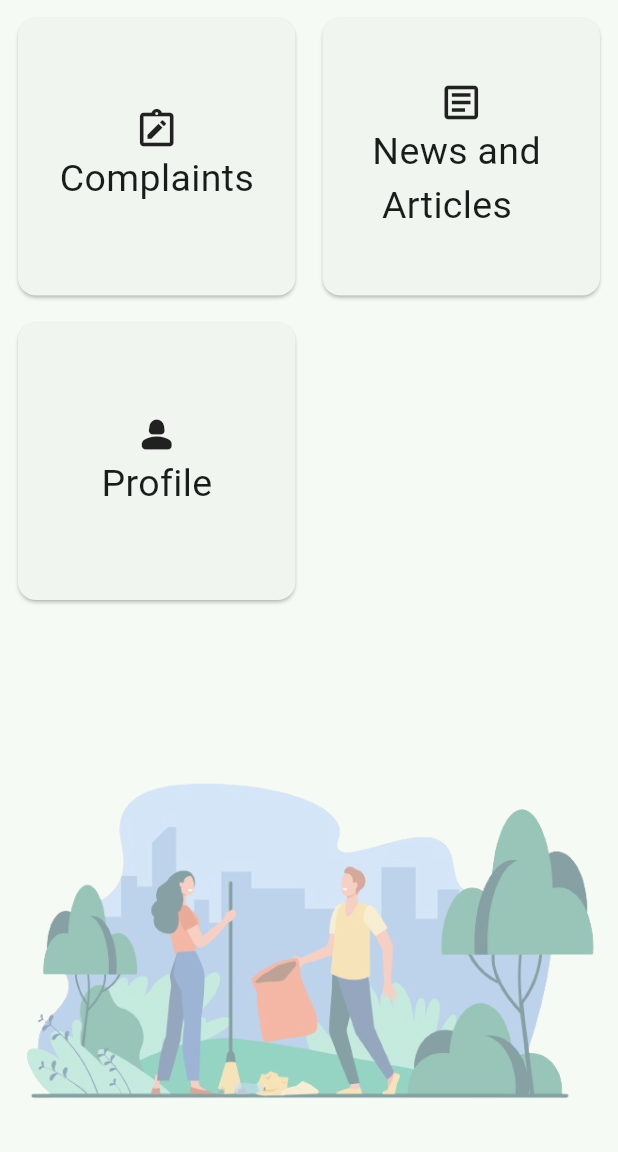
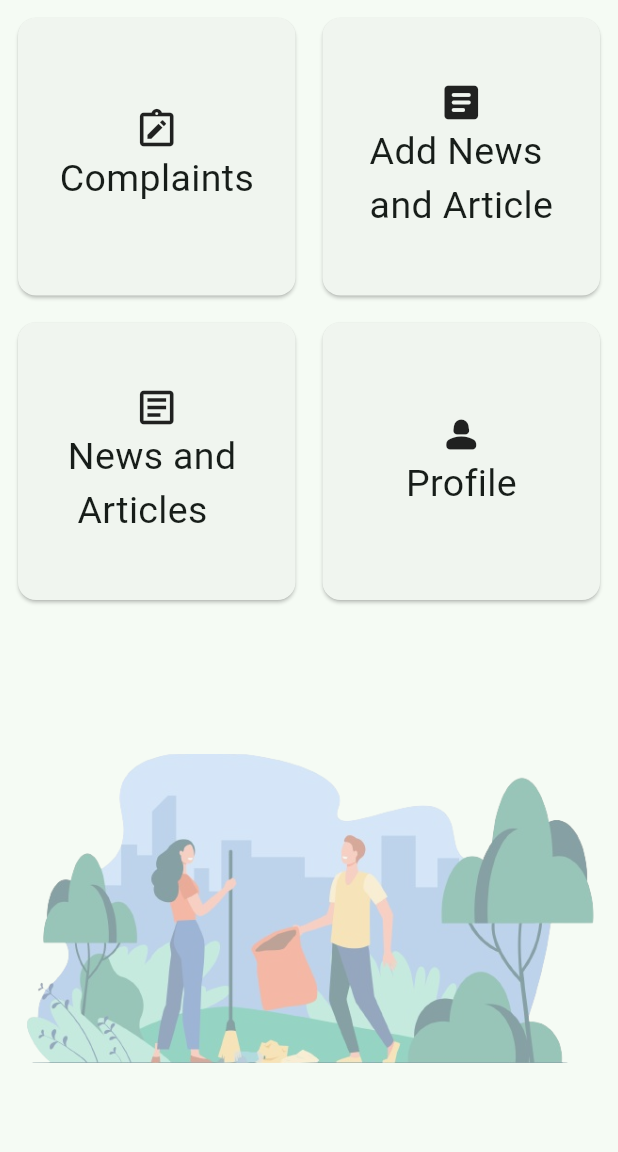
Before and after one commit to sandeepkr7803/Swachh-Saathi, a Flutter app: the screen it shows after launch, after a tap on "SignIn", on a phone screen of 412 x 824 dp, the part 84-1236 px from its top. Run offline on Flutter 3.47's test engine with Material 3 defaults, Android fonts, the phone set to English and light mode, and no system bars; our stand-ins replace firebase_core, font_awesome_flutter, get, google_nav_bar, image_picker; missing offline and left inert: awesome_icons, dart:ffi; accounts and stored records are empty.

Commit message:
Revised UI

```diff
--- a/swachh_saathi_admin/lib/home_screen.dart
+++ b/swachh_saathi_admin/lib/home_screen.dart
@@ -1,5 +1,6 @@
 import 'package:flutter/material.dart';
 import 'package:get/get.dart';
+import 'package:swachh_saathi_admin/addnews.dart';
 import './complaint_screen.dart';
 import './news_screen.dart';
 import './profile_screen.dart';
@@ -26,7 +27,10 @@ class _HomeScreenState extends State<HomeScreen> {
               // child: Image.asset('assets/img/logo.jpg')
             ),
           ),
-            title: const Text('Swachh Saathi', style: TextStyle(fontSize: 30, fontWeight: FontWeight.w500),),
+          title: const Text(
+            'Swachh Saathi',
+            style: TextStyle(fontSize: 30, fontWeight: FontWeight.w500),
+          ),
         ),
         body: Padding(
           padding: const EdgeInsets.all(8.0),
@@ -41,23 +45,32 @@ class _HomeScreenState extends State<HomeScreen> {
                     crossAxisCount: 2,
                   ),
                   children: [
-                      cardItems (Icons.note_alt_outlined, 'Complaints', () {
+                    cardItems(Icons.note_alt_outlined, 'Complaints', () {
                       Get.to(() => const ComplaintScreen());
                     }),
-                      cardItems (Icons.article_outlined, 'News and \n Articles', () {
+                    cardItems(Icons.article_rounded, 'Add News\nand Article',
+                        () {
+                      Get.to(() => const AddNewsScreen());
+                    }),
+                    cardItems(Icons.article_outlined, 'News and \n Articles',
+                        () {
                       Get.to(() => const NewsScreen());
-                      } ),
-                      cardItems (Icons.person_2_rounded, 'Profile', () {
+                    }),
+                    cardItems(Icons.person_2_rounded, 'Profile', () {
                       Get.to(() => const ProfileScreen());
-                      } ),
+                    }),
                   ],
                 ),
               ),
               SizedBox(
-                  // height: MediaQuery.of(context).size.height * 0.25,
+                height: MediaQuery.of(context).size.height * 0.25,
                 child: Opacity(
                     opacity: 0.5,
-                      child: Image.asset('assets/img/clean-city.png')),
+                    child: Image.asset(
+                      'assets/img/clean-city.png',
+                      fit: BoxFit.cover,
+                      width: double.maxFinite,
+                    )),
               ),
             ],
           ),
@@ -66,7 +79,7 @@ class _HomeScreenState extends State<HomeScreen> {
     );
   }
 
-  Widget cardItems (IconData icon, String text, void Function()? onTap) {
+  Widget cardItems(IconData icon, String text, void Function()? onTap) {
     return Card(
       child: InkWell(
         onTap: onTap,
@@ -74,8 +87,14 @@ class _HomeScreenState extends State<HomeScreen> {
           mainAxisAlignment: MainAxisAlignment.center,
           crossAxisAlignment: CrossAxisAlignment.center,
           children: [
-            Icon(icon, size: 30,),
-            Text(text, style: const TextStyle(fontSize: 25),),
+            Icon(
+              icon,
+              size: 30,
+            ),
+            Text(
+              text,
+              style: const TextStyle(fontSize: 25),
+            ),
           ],
         ),
       ),
--- a/swachh_saathi_admin/lib/main.dart
+++ b/swachh_saathi_admin/lib/main.dart
@@ -1,6 +1,7 @@
 import 'package:flutter/material.dart';
 import 'package:firebase_core/firebase_core.dart';
 import 'package:get/get.dart';
+import 'package:swachh_saathi_admin/splashscreen.dart';
 import './constants.dart';
 import 'firebase_options.dart';
 import './login_screen.dart';
@@ -33,7 +34,7 @@ class MyApp extends StatelessWidget {
         ),
         useMaterial3: true,
       ),
-      home: const LoginScreen(),
+      home: const SplashScreen(),
     );
   }
 }
--- /dev/null
+++ b/swachh_saathi_admin/lib/splashscreen.dart
@@ -0,0 +1,39 @@
+import 'dart:async';
+
+import 'package:flutter/material.dart';
+import 'package:swachh_saathi_admin/login_screen.dart';
+
+class SplashScreen extends StatefulWidget {
+  const SplashScreen({super.key});
+
+  @override
+  State<SplashScreen> createState() => _SplashScreenState();
+}
+
+class _SplashScreenState extends State<SplashScreen> {
+  @override
+  void initState() {
+    super.initState();
+    Timer(
+        Duration(seconds: 3),
+        () => Navigator.pushReplacement(
+            context, MaterialPageRoute(builder: (context) => LoginScreen())));
+  }
+
+  @override
+  Widget build(BuildContext context) {
+    return Container(
+        width: double.infinity,
+        height: double.infinity,
+        color: Theme.of(context).primaryColor,
+        // decoration: BoxDecoration(
+        //     gradient: LinearGradient(
+        //         begin: Alignment.topLeft,
+        //         end: Alignment.bottomRight,
+        //         colors: [
+        //       Color.fromARGB(255, 31, 217, 158),
+        //       Color.fromARGB(255, 255, 17, 0)
+        //     ])),
+        child: Center(child: Image.asset("assets/img/anilogo.gif")));
+  }
+}
```
Also changed, not shown: swachh_saathi_admin/lib/addnews.dart (added, +192 -0 lines), swachh_saathi_admin/pubspec.yaml (+8 -0 lines), swachh_saathi_admin/assets/img/anilogo.gif (added), swachh_saathi_admin/pubspec.lock, 28 other files. Lines whose indentation alone changed are shown as unchanged.
